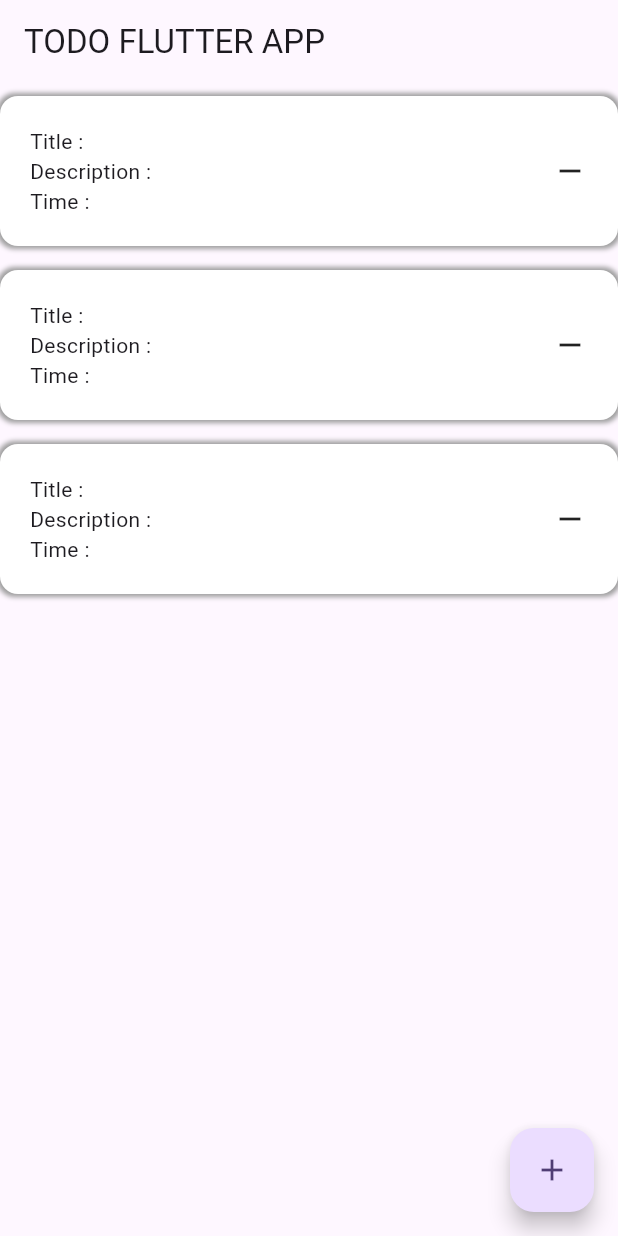
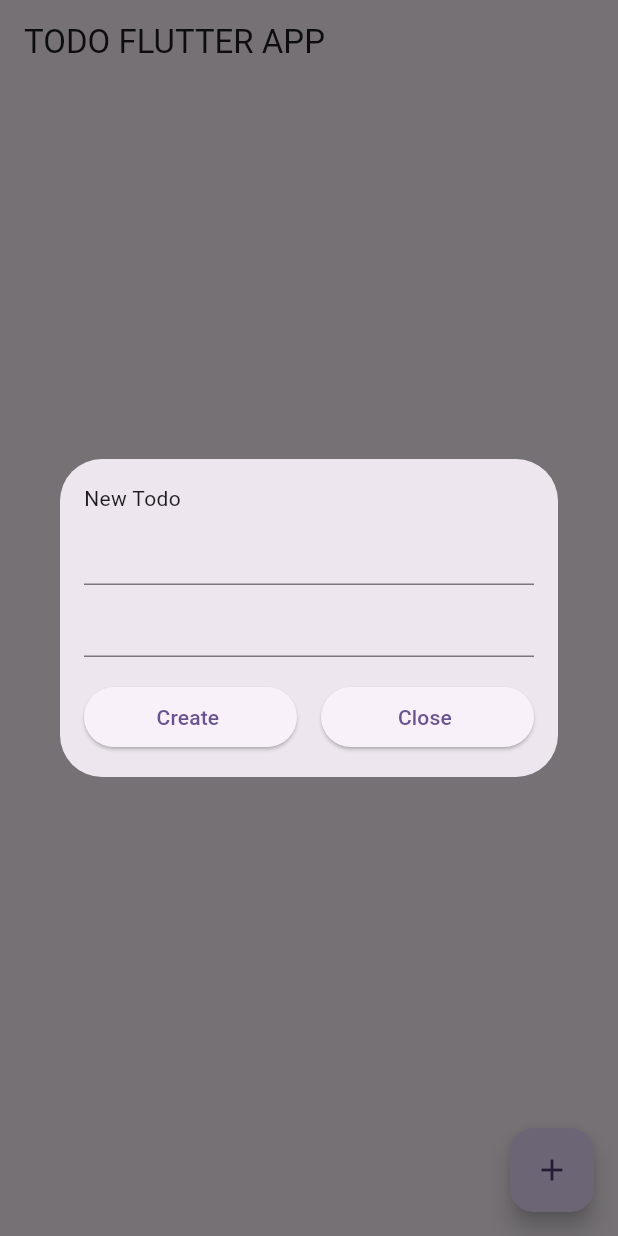
Before and after one commit to 9prwork/todo_flutter_app, a Flutter app: the screen it shows after launch, after a tap on the "add" icon, on a phone screen of 412 x 824 dp. Run offline on Flutter 3.47's test engine with Material 3 defaults, Android fonts, the light colour scheme and no system bars; our stand-ins replace flutter_riverpod.

Commit message:
add app function

```diff
--- /dev/null
+++ b/lib/data/viewmodel/todo_provider.dart
@@ -0,0 +1,30 @@
+import 'package:flutter_riverpod/flutter_riverpod.dart';
+import 'package:flutter_todo_riverpod_mvvm/data/model/todo_model.dart';
+import 'package:uuid/uuid.dart';
+
+class TodoNotifier extends StateNotifier<List<TodoModel>> {
+  TodoNotifier() : super([]);
+
+  void create(TodoModel todo) {
+    todo.id = const Uuid().v4();
+    todo.createdAt = DateTime.now();
+    state = [...state, todo];
+  }
+
+  void removeTodo(String todoId) {
+    state = state.where((item) => item.id != todoId).toList();
+  }
+
+  void editTask(TodoModel updataTodo) {
+    state = [
+      for (var todo in state)
+        if (todo.id == updataTodo.id) updataTodo else todo
+    ];
+  }
+}
+
+final todoProvider = StateNotifierProvider<TodoNotifier, List<TodoModel>>(
+  (ref) {
+    return TodoNotifier();
+  },
+);
--- a/lib/ui/todo_home_page.dart
+++ b/lib/ui/todo_home_page.dart
@@ -1,58 +1,88 @@
 import 'package:flutter/material.dart';
 import 'package:flutter/src/widgets/framework.dart';
 import 'package:flutter_riverpod/flutter_riverpod.dart';
+import 'package:flutter_todo_riverpod_mvvm/data/model/todo_model.dart';
+import 'package:flutter_todo_riverpod_mvvm/data/viewmodel/todo_provider.dart';
+import 'package:flutter_todo_riverpod_mvvm/widgets/todo_card.dart';
 
 class TodoHomepage extends ConsumerWidget {
+  void openDialog(BuildContext context, WidgetRef ref) {
+    final TextEditingController titleController = TextEditingController();
+    final TextEditingController descController = TextEditingController();
+    showDialog(
+      context: context,
+      builder: (context) {
+        return Dialog(
+          child: Container(
+            padding: const EdgeInsets.all(16),
+            child: Column(
+              crossAxisAlignment: CrossAxisAlignment.start,
+              mainAxisSize: MainAxisSize.min,
+              children: [
+                const SizedBox(
+                  child: Text("New Todo"),
+                ),
+                TextFormField(controller: titleController),
+                TextFormField(
+                  controller: descController,
+                ),
+                const SizedBox(
+                  height: 16,
+                ),
+                Row(
+                  children: [
+                    Expanded(
+                      child: ElevatedButton(
+                          onPressed: () {
+                            ref.read(todoProvider.notifier).create(TodoModel(
+                                  title: titleController.text,
+                                  desc: descController.text,
+                                ));
+                            titleController.clear();
+                            descController.clear();
+                            Navigator.pop(context);
+                          },
+                          child: const Text("Create ")),
+                    ),
+                    const SizedBox(
+                      width: 16,
+                    ),
+                    Expanded(
+                      child: ElevatedButton(
+                          onPressed: () {
+                            Navigator.pop(context);
+                          },
+                          child: const Text("Close ")),
+                    )
+                  ],
+                )
+              ],
+            ),
+          ),
+        );
+      },
+    );
+  }
+
   @override
   Widget build(BuildContext context, WidgetRef ref) {
+    final todoData = ref.watch(todoProvider);
+
     // TODO: implement build
     return Scaffold(
       appBar: AppBar(
         title: Text("TODO FLUTTER APP"),
       ),
       body: ListView.builder(
-        itemCount: 3,
-        itemBuilder: (context, index) => Padding(
-          padding: const EdgeInsets.symmetric(vertical: 8.0),
-          child: Container(
-            height: 100,
-            width: double.infinity,
-            decoration: BoxDecoration(
-              borderRadius: BorderRadius.circular(12),
-              color: Colors.white,
-              boxShadow: [
-                BoxShadow(
-                  color: Colors.grey,
-                  blurRadius: 2,
-                  spreadRadius: 2,
-                ),
-              ],
-            ),
-            child: Padding(
-              padding: const EdgeInsets.symmetric(horizontal: 20.0),
-              child: Row(
-                crossAxisAlignment: CrossAxisAlignment.center,
-                mainAxisAlignment: MainAxisAlignment.spaceBetween,
-                children: [
-                  Column(
-                    crossAxisAlignment: CrossAxisAlignment.start,
-                    mainAxisAlignment: MainAxisAlignment.center,
-                    children: [
-                      Text("Title : "),
-                      Text("Description : "),
-                      Text("Time : "),
-                    ],
-                  ),
-                  Icon(Icons.remove)
-                ],
-              ),
-            ),
-          ),
-        ),
+        itemCount: todoData.length,
+        itemBuilder: (context, index) =>
+            TodoCard(ref: ref, todo: todoData[index]),
       ),
       floatingActionButton: FloatingActionButton(
         child: const Icon(Icons.add),
-        onPressed: () {},
+        onPressed: () {
+          openDialog(context, ref);
+        },
       ),
     );
   }
--- a/pubspec.yaml
+++ b/pubspec.yaml
@@ -37,6 +37,7 @@ dependencies:
   cupertino_icons: ^1.0.2
   shared_preferences: ^2.2.2
   flutter_riverpod: ^2.5.1
+  uuid: ^4.3.3
 
 dev_dependencies:
   flutter_test:
```
Also changed, not shown: lib/data/model/todo_model.dart (+19 -76 lines), lib/main.dart (+2 -89 lines), lib/widgets/todo_card.dart (+133 -0 lines).
